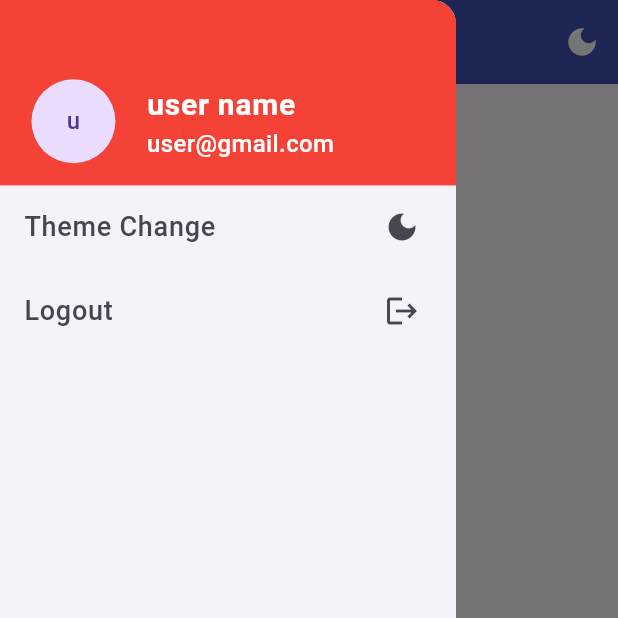
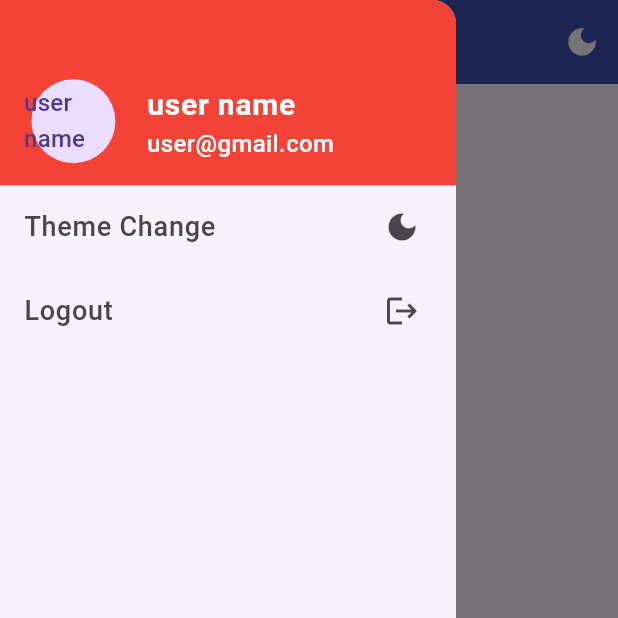
Before and after one commit to sumanghimire00/Chat-Boot, a Flutter app: the HomePage screen opened directly, with the side drawer open, on a phone screen of 412 x 824 dp, the top half of it. Run offline on Flutter 3.47's test engine with Material 3 defaults, Android fonts, the phone set to English and light mode, and no system bars; our stand-ins replace cloud_firestore, firebase_auth, firebase_core, firebase_messaging, firebase_storage, flutter_form_builder and 3 more; accounts and stored records are empty.

Commit message:
Changes on handleing the not valid user id

```diff
--- a/lib/screens/chat_screen/chatroom_screen.dart
+++ b/lib/screens/chat_screen/chatroom_screen.dart
@@ -67,7 +67,7 @@ class _ChatRommScreenState extends State<ChatRommScreen> {
       } catch (e) {
         e.toString();
       }
-    }
+    } else {}
   }
 
   void showImageSourceActionSheet(BuildContext context) {
--- a/lib/screens/widgets/home_page.dart
+++ b/lib/screens/widgets/home_page.dart
@@ -35,6 +35,14 @@ class _HomePageState extends State<HomePage> {
     final userProvider = Provider.of<UserProvider>(context);
     final chatroomProvider = Provider.of<ChatRoomProvider>(context);
     final height = MediaQuery.of(context).size.height;
+
+    //  validare user name and email Id;
+    String userName = userProvider.userName.isNotEmpty
+        ? userProvider.userName
+        : 'Unknown User';
+    String userEmail = userProvider.userEmail.isNotEmpty
+        ? userProvider.userEmail
+        : "Unknown email";
     return Scaffold(
         key: scaffoldKey,
         drawer: Drawer(
@@ -59,7 +67,7 @@ class _HomePageState extends State<HomePage> {
                           ),
                         ),
                         subtitle: Text(
-                          userProvider.userEmail,
+                          userEmail,
                           style: const TextStyle(
                             fontWeight: FontWeight.w500,
                             color: Colors.white,
@@ -76,7 +84,7 @@ class _HomePageState extends State<HomePage> {
                         },
                         leading: CircleAvatar(
                           radius: height * 0.04,
-                          child: Text(userProvider.userName[0]),
+                          child: Text(userName),
                         ),
                       )
                     ],
```
Also changed, not shown: 1 other file.
